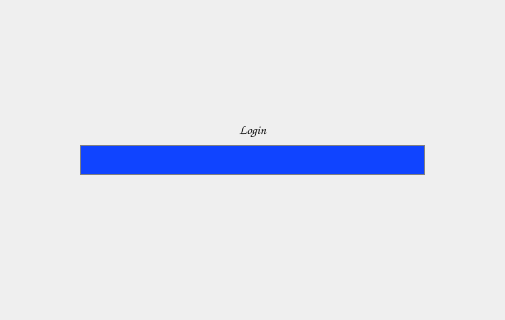
First picture: the form in Launcher.ui, repository CalmBit/ToonboxLauncher, before the edit; both pictures show x 375 to 880 and y 100 to 420 of the 1200 by 600 pixel window.
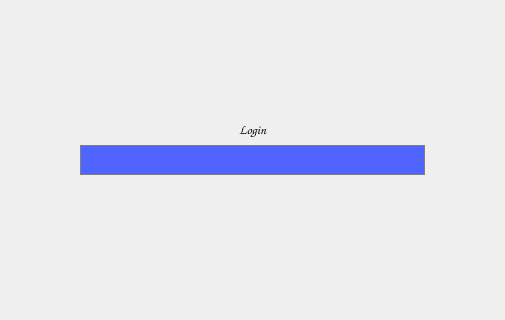
Second picture: the form after the edit. Icons and pictures are not drawn.

Commit message: Changed progress bar color

```diff
--- a/Launcher.ui
+++ b/Launcher.ui
@@ -437,6 +437,12 @@
       <height>30</height>
      </rect>
     </property>
+    <property name="sizePolicy">
+     <sizepolicy hsizetype="Fixed" vsizetype="Fixed">
+      <horstretch>0</horstretch>
+      <verstretch>0</verstretch>
+     </sizepolicy>
+    </property>
     <property name="minimumSize">
      <size>
       <width>345</width>
@@ -461,7 +467,7 @@
      <string notr="true">QProgressBar#progress_bar {
     border: 1px solid grey;
     background: none;
-    background-color: rgb(16, 68, 255);
+    background-color: rgb(80, 100, 255);
 }
 
 QProgressBar::chunk#progress_bar {
```
Left out of the diff: 6 changed lines with no effect on the pictures.
